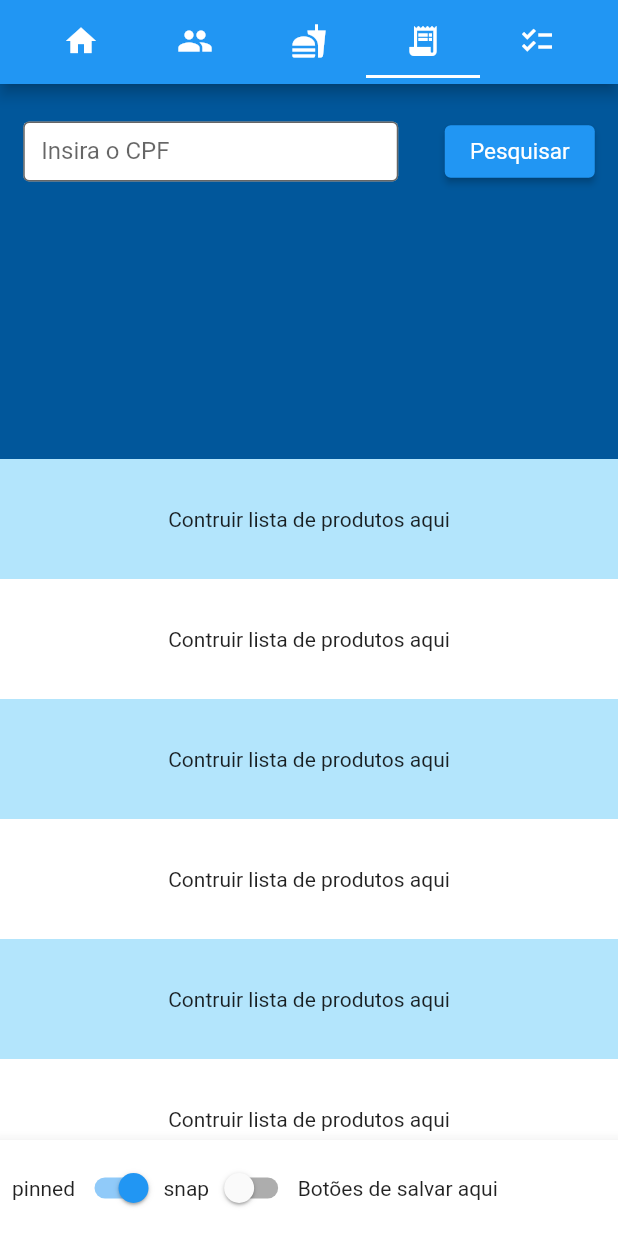
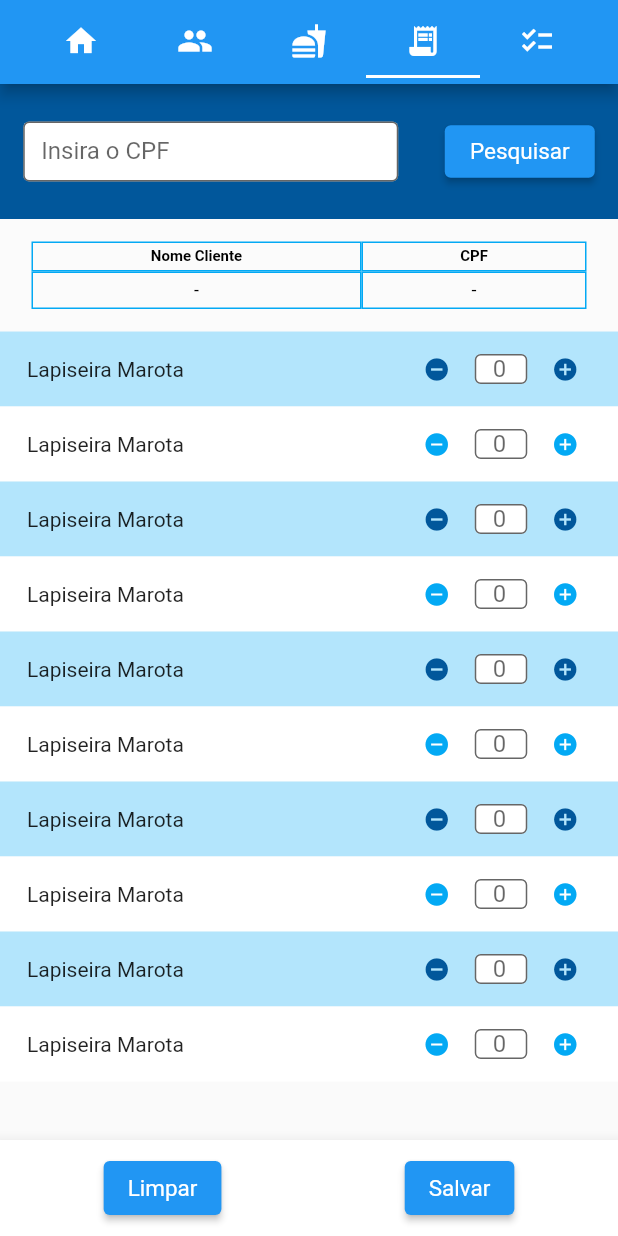
Before and after one commit to fabiomarcato/das-mobile, a Flutter app: the screen it shows after launch, tab 4 chosen, on a phone screen of 412 x 824 dp. Run offline on Flutter 3.47's test engine with Material 2 defaults, Android fonts, the light colour scheme and no system bars; network calls fail.

Commit message:
Finalizado layout da tela de criar pedidos.

```diff
--- a/lib/view/main_order.dart
+++ b/lib/view/main_order.dart
@@ -22,15 +22,13 @@ class _HomeOrder extends State<HomeOrder> {
       body: CustomScrollView(
         slivers: <Widget>[
           SliverAppBar(
-              pinned: true,
+              pinned: false,
               snap: false,
               floating: false,
               backgroundColor: Colors.lightBlue[900],
-              expandedHeight: 250.0,
-              collapsedHeight: 100.0,
-              flexibleSpace: Container(
-                  child: Column(
-                children: [
+              expandedHeight: 90.0,
+              collapsedHeight: 90.0,
+              flexibleSpace: Column(children: [
                 Row(
                   mainAxisAlignment: MainAxisAlignment.spaceAround,
                   children: [
@@ -59,22 +57,133 @@ class _HomeOrder extends State<HomeOrder> {
                       ),
                     ),
                   ],
+                ),
+              ])),
+          SliverToBoxAdapter(
+            child: Container(
+              height: 75,
+              color: Colors.white12,
+              child: Center(
+                  child: Column(children: [
+                Row(
+                  mainAxisAlignment: MainAxisAlignment.center,
+                  children: [
+                    Container(
+                      margin: EdgeInsets.only(top: 15),
+                      height: 20.0,
+                      width: 220,
+                      decoration: BoxDecoration(
+                          border: Border.all(color: Colors.lightBlue)),
+                      child: Align(
+                          alignment: Alignment.center,
+                          child: Text('Nome Cliente',
+                              style: TextStyle(
+                                  fontSize: 10,
+                                  fontWeight: FontWeight.bold,
+                                  color: Colors.black),
+                              textAlign: TextAlign.center)),
+                    ),
+                    Container(
+                      margin: EdgeInsets.only(top: 15),
+                      height: 20.0,
+                      width: 150,
+                      decoration: BoxDecoration(
+                          border: Border.all(color: Colors.lightBlue)),
+                      child: Align(
+                          alignment: Alignment.center,
+                          child: const Text('CPF',
+                              style: TextStyle(
+                                  fontSize: 10,
+                                  fontWeight: FontWeight.bold,
+                                  color: Colors.black),
+                              textAlign: TextAlign.center)),
+                    ),
+                  ],
+                ),
+                Row(
+                  mainAxisAlignment: MainAxisAlignment.center,
+                  children: [
+                    Container(
+                      height: 25.0,
+                      width: 220,
+                      decoration: BoxDecoration(
+                          border: Border.all(color: Colors.lightBlue)),
+                      child: Align(
+                          alignment: Alignment.center,
+                          child: const Text('-',
+                              style:
+                                  TextStyle(fontSize: 12, color: Colors.black),
+                              textAlign: TextAlign.center)),
+                    ),
+                    Container(
+                      height: 25.0,
+                      width: 150,
+                      decoration: BoxDecoration(
+                          border: Border.all(color: Colors.lightBlue)),
+                      child: Align(
+                          alignment: Alignment.center,
+                          child: const Text('-',
+                              style:
+                                  TextStyle(fontSize: 12, color: Colors.black),
+                              textAlign: TextAlign.center)),
+                    ),
+                  ],
                 )
-                ],
-              ))),
+              ])),
+            ),
+          ),
           SliverList(
             delegate: SliverChildBuilderDelegate(
               (BuildContext context, int index) {
                 return Container(
                   color: index.isOdd ? Colors.white : Colors.lightBlue[100],
-                  height: 80.0,
+                  height: 50.0,
                   child: Center(
-                    child: Text('Contruir lista de produtos aqui',
-                        textScaleFactor: 1),
+                      child: Row(
+                    mainAxisAlignment: MainAxisAlignment.spaceAround,
+                    children: [
+                      Container(
+                        child: Text('Lapiseira Marota'),
+                        width: 220,
                       ),
+                      Container(
+                          width: 120,
+                          child: Row(
+                            mainAxisAlignment: MainAxisAlignment.spaceAround,
+                            children: [
+                              Icon(
+                                Icons.remove_circle,
+                                size: 18,
+                                color: index.isOdd
+                                    ? Colors.lightBlue
+                                    : Colors.lightBlue[900],
+                              ),
+                              Container(
+                                height: 20,
+                                width: 35,
+                                child: TextField(
+                                  decoration: InputDecoration(
+                                    fillColor: Colors.white,
+                                    filled: true,
+                                    border: OutlineInputBorder(),
+                                    labelText: '0',
+                                  ),
+                                ),
+                              ),
+                              Icon(
+                                Icons.add_circle,
+                                size: 18,
+                                color: index.isOdd
+                                    ? Colors.lightBlue
+                                    : Colors.lightBlue[900],
+                              ),
+                            ],
+                          )),
+                    ],
+                  )),
                 );
               },
-              childCount: 20,
+              childCount: 10,
             ),
           ),
         ],
@@ -84,41 +193,28 @@ class _HomeOrder extends State<HomeOrder> {
           padding: const EdgeInsets.all(8),
           child: OverflowBar(
             overflowAlignment: OverflowBarAlignment.center,
-            children: <Widget>[
+            children: [
               Row(
-                mainAxisSize: MainAxisSize.min,
-                children: <Widget>[
-                  const Text('pinned'),
-                  Switch(
-                    onChanged: (bool val) {
-                      setState(() {
-                        _pinned = val;
-                      });
-                    },
-                    value: _pinned,
+                mainAxisAlignment: MainAxisAlignment.spaceAround,
+                children: [
+                  Container(
+                    child: ElevatedButton(
+                      style: ElevatedButton.styleFrom(
+                          textStyle: const TextStyle(fontSize: 15)),
+                      onPressed: () {},
+                      child: const Text('Limpar'),
+                    ),
+                  ),
+                  Container(
+                    child: ElevatedButton(
+                      style: ElevatedButton.styleFrom(
+                          textStyle: const TextStyle(fontSize: 15)),
+                      onPressed: () {},
+                      child: const Text('Salvar'),
+                    ),
                   ),
                 ],
-              ),
-              Row(
-                mainAxisSize: MainAxisSize.min,
-                children: <Widget>[
-                  const Text('snap'),
-                  Switch(
-                    onChanged: (bool val) {
-                      setState(() {
-                        _snap = val;
-                        // Snapping only applies when the app bar is floating.
-                        _floating = _floating || _snap;
-                      });
-                    },
-                    value: _snap,
-                  ),
-                ],
-              ),
-              Row(
-                mainAxisSize: MainAxisSize.min,
-                children: <Widget>[Text('Botões de salvar aqui')],
-              ),
+              )
             ],
           ),
         ),
```
Lines whose indentation alone changed are shown as unchanged.
